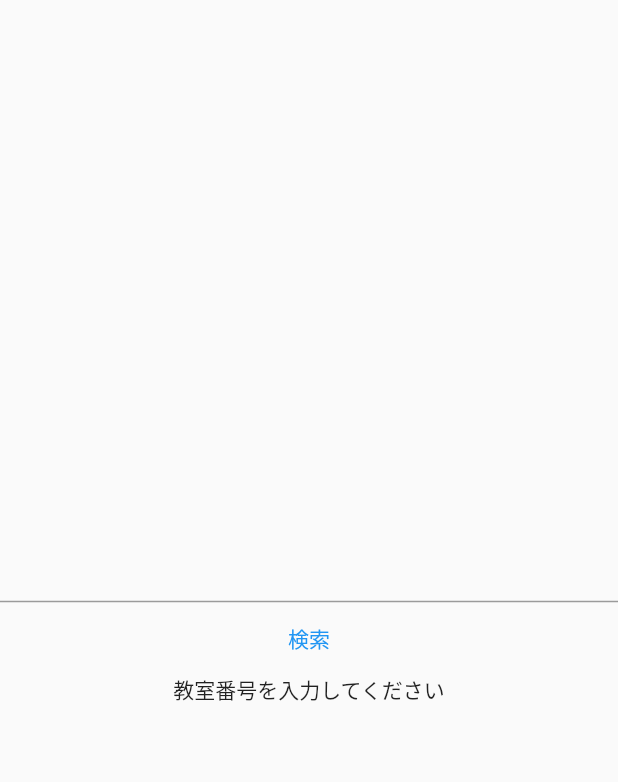
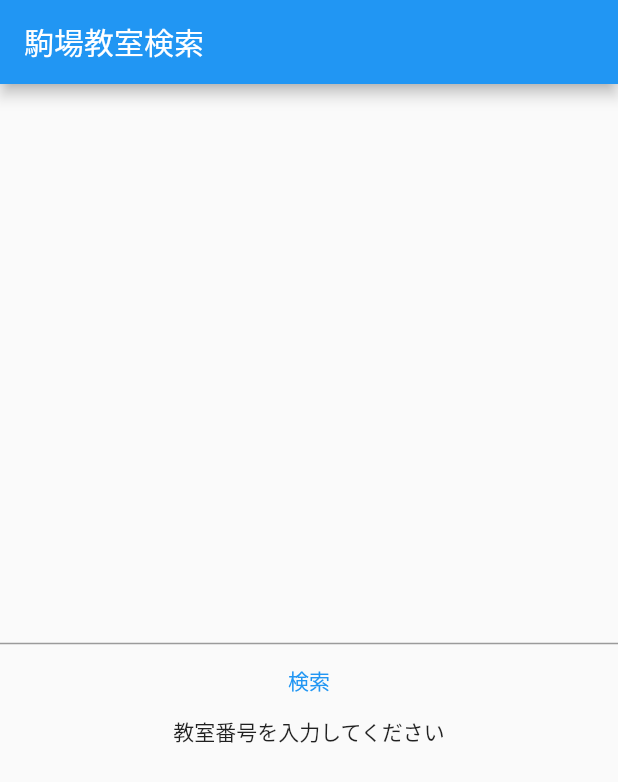
Before and after one commit to WMs784/prime_fact, a Flutter app: the screen it shows after launch, on a phone screen of 412 x 824 dp. Shown: the top 782 px of the screen. Run offline on Flutter 3.47's test engine with Material 2 defaults, Android fonts, the light colour scheme and no system bars.

Commit message:
スナップショット

```diff
--- a/lib/main.dart
+++ b/lib/main.dart
@@ -125,6 +125,9 @@
       theme: ThemeData(primarySwatch: Colors.blue),
       debugShowCheckedModeBanner: false,
       home: Scaffold(
+        appBar: AppBar(
+          title: Text("駒場教室検索"),//上部のバーに表示される
+        ),
         body: Center(
             child:MyWidget(),
         ),
```
